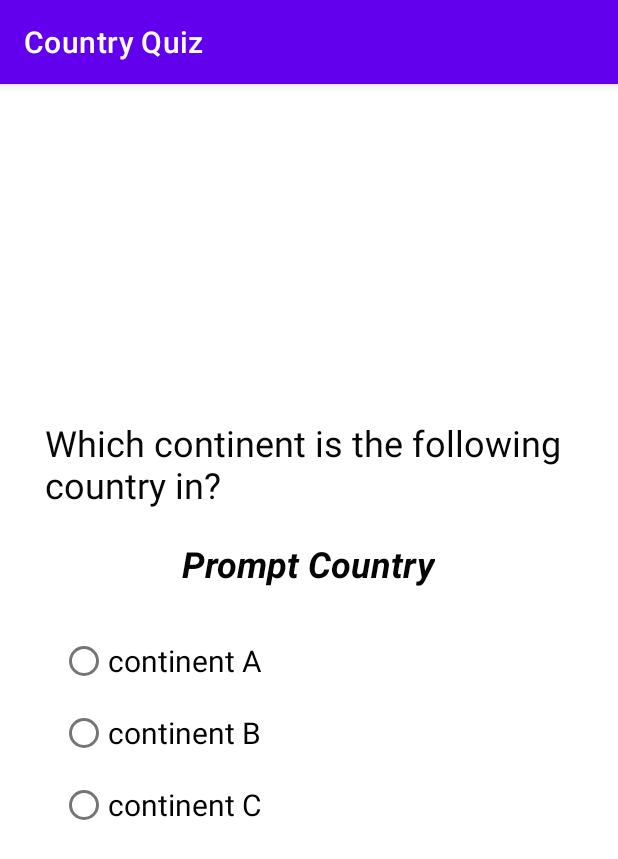
After one commit to sao91172/CountryQuiz, an Android app: the fragment QuizFragment shown on its own in the app's theme, on a phone screen of 412 x 824 dp. The commit adds this screen. Shown: the top 859 px of the screen. Run offline under Robolectric (Android 15) with nearby library versions, the phone set to English and light mode, and no system bars.

Commit message:
Added Quiz Fragment and the xml file

```diff
--- /dev/null
+++ b/app/src/main/java/com/example/countryquiz/QuizFragment.java
@@ -0,0 +1,119 @@
+package com.example.countryquiz;
+
+import android.os.Bundle;
+
+import androidx.annotation.NonNull;
+import androidx.fragment.app.Fragment;
+
+import android.view.LayoutInflater;
+import android.view.View;
+import android.view.ViewGroup;
+import android.widget.TextView;
+
+/**
+ * A simple {@link Fragment} subclass.
+ * Use the {@link QuizFragment#newInstance} factory method to
+ * create an instance of this fragment.
+ */
+public class QuizFragment extends Fragment {
+
+        private static final String[] CONTINENTS = {"North America", "South America","Europe", "Africa",
+                "Australia", "Antartica", "Asia"  };
+
+    // which Android version to display in the fragment
+    private int questNum;
+
+    public QuizFragment() {
+        // Required empty public constructor
+    }
+
+    public static QuizFragment newInstance( int questNum ) {
+        QuizFragment fragment = new QuizFragment();
+        Bundle args = new Bundle();
+        args.putInt( "questNum", questNum );
+        fragment.setArguments( args );
+        return fragment;
+    }
+
+    @Override
+    public void onCreate( Bundle savedInstanceState ) {
+        super.onCreate( savedInstanceState );
+        if( getArguments() != null ) {
+            questNum = getArguments().getInt( "questNum" );
+        }
+    }
+
+    @Override
+    public View onCreateView( LayoutInflater inflater, ViewGroup container,
+                              Bundle savedInstanceState ) {
+        // Inflate the layout for this fragment
+        return inflater.inflate(R.layout.fragment_quiz, container, false );
+    }
+
+    @Override
+    public void onViewCreated(@NonNull View view, Bundle savedInstanceState ) {
+        //public void onActivityCreated(Bundle savedInstanceState) {
+//        super.onViewCreated( view, savedInstanceState );
+//
+//        TextView titleView = view.findViewById( R.id.titleView );
+//        TextView highlightsView = view.findViewById( R.id.highlightsView );
+//
+//        titleView.setText( androidVersions[ versionNum ] );
+//        highlightsView.setText( androidVersionsInfo[ versionNum ] );
+
+    }
+
+//    public static int getNumberOfVersions() {
+//        return androidVersions.length;
+//    }
+
+} //QuizFragment
+
+
+//    // TODO: Rename parameter arguments, choose names that match
+//    // the fragment initialization parameters, e.g. ARG_ITEM_NUMBER
+//    private static final String ARG_PARAM1 = "param1";
+//    private static final String ARG_PARAM2 = "param2";
+//
+//    // TODO: Rename and change types of parameters
+//    private String mParam1;
+//    private String mParam2;
+//
+//    public QuizFragment() {
+//        // Required empty public constructor
+//    }
+//
+//    /**
+//     * Use this factory method to create a new instance of
+//     * this fragment using the provided parameters.
+//     *
+//     * @param param1 Parameter 1.
+//     * @param param2 Parameter 2.
+//     * @return A new instance of fragment QuizFragment.
+//     */
+//    // TODO: Rename and change types and number of parameters
+//    public static QuizFragment newInstance(String param1, String param2) {
+//        QuizFragment fragment = new QuizFragment();
+//        Bundle args = new Bundle();
+//        args.putString(ARG_PARAM1, param1);
+//        args.putString(ARG_PARAM2, param2);
+//        fragment.setArguments(args);
+//        return fragment;
+//    }
+//
+//    @Override
+//    public void onCreate(Bundle savedInstanceState) {
+//        super.onCreate(savedInstanceState);
+//        if (getArguments() != null) {
+//            mParam1 = getArguments().getString(ARG_PARAM1);
+//            mParam2 = getArguments().getString(ARG_PARAM2);
+//        }
+//    }
+//
+//    @Override
+//    public View onCreateView(LayoutInflater inflater, ViewGroup container,
+//                             Bundle savedInstanceState) {
+//        // Inflate the layout for this fragment
+//        return inflater.inflate(R.layout.fragment_quiz, container, false);
+//    }
+//}
--- /dev/null
+++ b/app/src/main/res/layout/fragment_quiz.xml
@@ -0,0 +1,69 @@
+<?xml version="1.0" encoding="utf-8"?>
+<FrameLayout xmlns:android="http://schemas.android.com/apk/res/android"
+    xmlns:tools="http://schemas.android.com/tools"
+    android:layout_width="match_parent"
+    android:layout_height="match_parent"
+    tools:context=".QuizFragment">
+
+    <!-- TODO: Update blank fragment layout -->
+    <LinearLayout
+        android:layout_width="wrap_content"
+        android:layout_height="wrap_content"
+        android:layout_gravity="center_horizontal|center_vertical"
+        android:gravity="center_horizontal"
+        android:orientation="vertical">
+
+        <TextView
+            android:layout_width="wrap_content"
+            android:layout_height="wrap_content"
+            android:layout_marginLeft="20dp"
+            android:layout_marginBottom="20dp"
+            android:text="@string/Question"
+            android:textColor="#070707"
+            android:textSize="24sp" />
+
+        <TextView
+            android:id="@+id/promptcountry"
+            android:layout_width="wrap_content"
+            android:layout_height="wrap_content"
+            android:layout_marginBottom="-15dp"
+            android:gravity="center_horizontal"
+            android:text="Prompt Country"
+            android:textColor="#050505"
+            android:textSize="24sp"
+            android:textStyle="bold|italic" />
+
+        <RadioGroup
+            android:layout_width="wrap_content"
+            android:layout_height="wrap_content"
+            android:layout_gravity="left"
+            android:layout_margin="40dp">
+
+            <RadioButton
+                android:id="@+id/radioButton"
+                android:layout_width="wrap_content"
+                android:layout_height="wrap_content"
+                android:text="continent A"
+                android:textAlignment="viewStart"
+                android:textSize="20sp" />
+
+            <RadioButton
+                android:id="@+id/radioButton2"
+                android:layout_width="wrap_content"
+                android:layout_height="wrap_content"
+                android:text="continent B"
+                android:textAlignment="viewStart"
+                android:textSize="20sp" />
+
+            <RadioButton
+                android:id="@+id/radioButton3"
+                android:layout_width="wrap_content"
+                android:layout_height="wrap_content"
+                android:text="continent C"
+                android:textAlignment="viewStart"
+                android:textSize="20sp" />
+        </RadioGroup>
+
+    </LinearLayout>
+
+</FrameLayout>
--- a/app/src/main/res/values/strings.xml
+++ b/app/src/main/res/values/strings.xml
@@ -2,10 +2,14 @@
     <string name="app_name">Country Quiz</string>
     <string name="help_instructions">
         Click \"New Quiz\" to begin the quiz. "
-                + "Remeber there are 6 random questions on countries around the world "
+                + "Remember there are 6 random questions on countries around the world "
                 + "with 3 possible continents being the answer. One of the answers is correct. "
                 + "Select the correct answer to earn a point. Once the quiz is finished, your score will"
                 + " be displayed at the end. "
                 + "Click \"Past Quizzes\" to see a log of past scores.
     </string>
+    <!-- TODO: Remove or change this placeholder text -->
+    <string name="hello_blank_fragment">Hello blank fragment</string>
+
+    <string name = "Question"> Which continent is the following country in?</string>
 </resources>
```
Also changed, not shown: app/src/main/java/com/example/countryquiz/CountriesDBHelper.java (+237 -55 lines), app/src/main/java/com/example/countryquiz/CountryQuizPagerAdapter.java (added, +31 -0 lines), app/src/main/java/com/example/countryquiz/MainActivity.java (+11 -0 lines), app/src/main/res/layout/activity_main.xml (+11 -1 lines).
